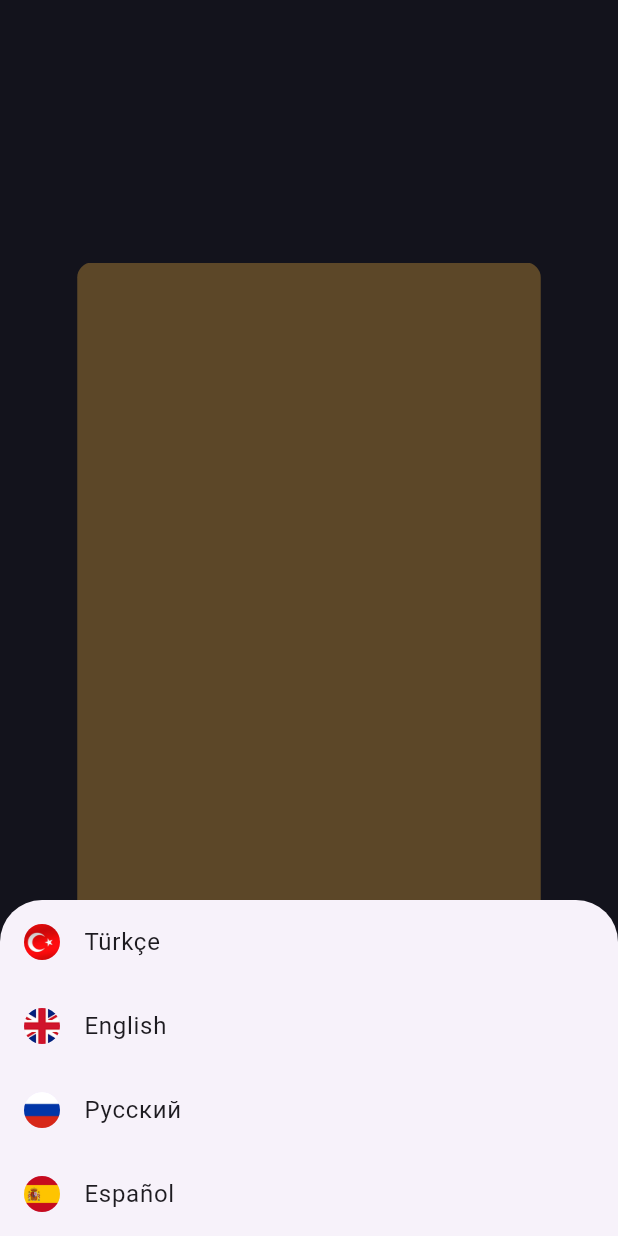
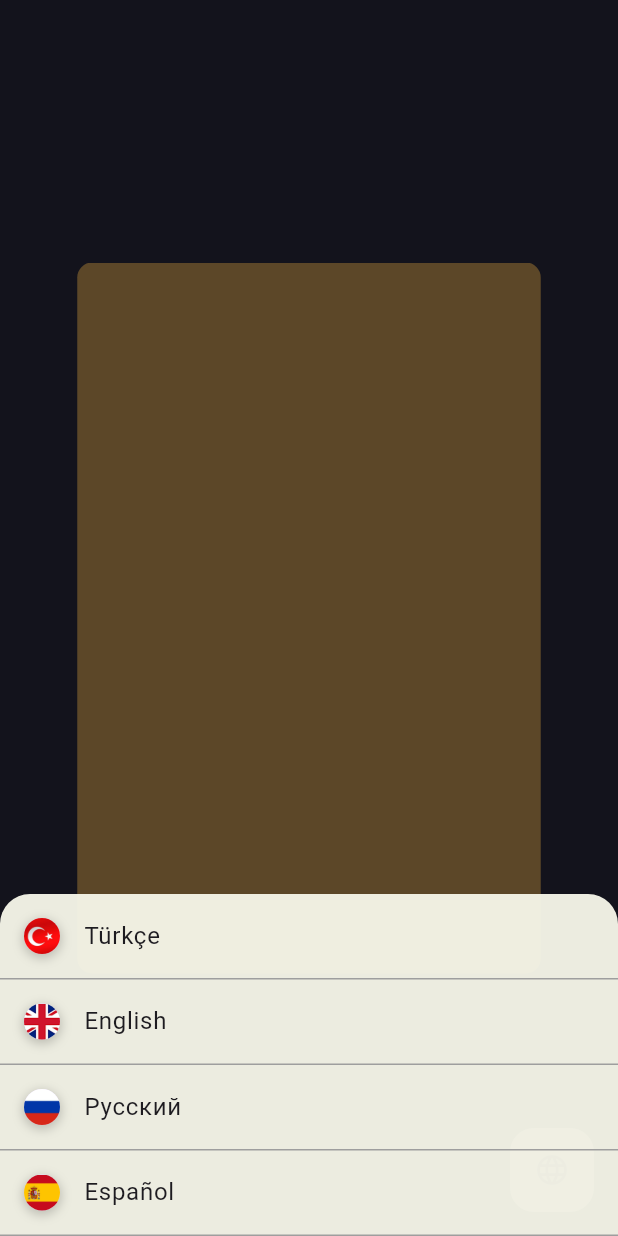
Before and after one commit to mustafa-alperen-yilmaz/appCard, a Flutter app: the HomePage screen opened directly, after a tap on the "language" icon, on a phone screen of 412 x 824 dp. Run offline on Flutter 3.47's test engine with Material 3 defaults, Android fonts, the phone set to English and light mode, and no system bars; our stand-ins replace carousel_slider.

Commit message:
new language list

```diff
--- a/lib/main.dart
+++ b/lib/main.dart
@@ -72,15 +72,42 @@ void _flip() async {
   void _showLanguageMenu() {
     showModalBottomSheet(
       context: context,
+      backgroundColor: Colors.transparent,
       builder: (BuildContext context) {
         return Container(
+          decoration: BoxDecoration(
+          color: const Color.fromARGB(245, 245, 245, 1000), // Arka plan rengi
+          borderRadius: BorderRadius.only(
+            topLeft: Radius.circular(20.0), // Üst sol köşe yuvarlatma
+            topRight: Radius.circular(20.0), // Üst sağ köşe yuvarlatma
+          ),
+        ),
           child: Column(
             mainAxisSize: MainAxisSize.min,
             children: [
-              ListTile(
-                leading: CircleAvatar(
+            Container(
+              decoration: BoxDecoration(
+                border: Border(
+                  bottom: BorderSide(color: Colors.grey, width: 1.0),
+                ),
+              ),
+              child: ListTile(
+                leading: Container(
+                  decoration: BoxDecoration(
+                    shape: BoxShape.circle,
+                    boxShadow: [
+                      BoxShadow(
+                        color: Colors.black.withOpacity(0.2), // Gölge rengi
+                        spreadRadius: 1,
+                        blurRadius: 5,
+                        offset: Offset(0, 2), // Gölgenin yerleşimi
+                      ),
+                    ],
+                  ),
+                  child: CircleAvatar(
                     backgroundImage: AssetImage('assets/flags/turkey.jpg'),
                     radius: 12, // Yarıçapı 12 olarak ayarla
+                  ),
                 ),
                 title: Text('Türkçe'),
                 onTap: () {
@@ -88,10 +115,30 @@ void _flip() async {
                   Navigator.pop(context);
                 },
               ),
-              ListTile(
-                leading: CircleAvatar(
+            ),
+            Container(
+              decoration: BoxDecoration(
+                border: Border(
+                  bottom: BorderSide(color: Colors.grey, width: 1.0),
+                ),
+              ),
+              child: ListTile(
+                leading: Container(
+                  decoration: BoxDecoration(
+                    shape: BoxShape.circle,
+                    boxShadow: [
+                      BoxShadow(
+                        color: Colors.black.withOpacity(0.2), // Gölge rengi
+                        spreadRadius: 1,
+                        blurRadius: 5,
+                        offset: Offset(0, 2), // Gölgenin yerleşimi
+                      ),
+                    ],
+                  ),
+                  child: CircleAvatar(
                     backgroundImage: AssetImage('assets/flags/england.jpg'),
                     radius: 12, // Yarıçapı 12 olarak ayarla
+                  ),
                 ),
                 title: Text('English'),
                 onTap: () {
@@ -99,10 +146,30 @@ void _flip() async {
                   Navigator.pop(context);
                 },
               ),
-              ListTile(
-                leading: CircleAvatar(
+            ),
+            Container(
+              decoration: BoxDecoration(
+                border: Border(
+                  bottom: BorderSide(color: Colors.grey, width: 1.0),
+                ),
+              ),
+              child: ListTile(
+                leading: Container(
+                  decoration: BoxDecoration(
+                    shape: BoxShape.circle,
+                    boxShadow: [
+                      BoxShadow(
+                        color: Colors.black.withOpacity(0.2), // Gölge rengi
+                        spreadRadius: 1,
+                        blurRadius: 5,
+                        offset: Offset(0, 2), // Gölgenin yerleşimi
+                      ),
+                    ],
+                  ),
+                  child: CircleAvatar(
                     backgroundImage: AssetImage('assets/flags/russian.jpg'),
                     radius: 12, // Yarıçapı 12 olarak ayarla
+                  ),
                 ),
                 title: Text('Русский'),
                 onTap: () {
@@ -110,10 +177,30 @@ void _flip() async {
                   Navigator.pop(context);
                 },
               ),
-              ListTile(
-                leading: CircleAvatar(
+            ),
+            Container(
+              decoration: BoxDecoration(
+                border: Border(
+                  bottom: BorderSide(color: Colors.grey, width: 1.0),
+                ),
+              ),
+              child: ListTile(
+                leading: Container(
+                  decoration: BoxDecoration(
+                    shape: BoxShape.circle,
+                    boxShadow: [
+                      BoxShadow(
+                        color: Colors.black.withOpacity(0.2), // Gölge rengi
+                        spreadRadius: 1,
+                        blurRadius: 5,
+                        offset: Offset(0, 2), // Gölgenin yerleşimi
+                      ),
+                    ],
+                  ),
+                  child: CircleAvatar(
                     backgroundImage: AssetImage('assets/flags/espanol.jpg'),
                     radius: 12, // Yarıçapı 12 olarak ayarla
+                  ),
                 ),
                 title: Text('Español'),
                 onTap: () {
@@ -121,10 +208,16 @@ void _flip() async {
                   Navigator.pop(context);
                 },
               ),
+            ),
           ],
           ),
         );
       },
+      shape: RoundedRectangleBorder(
+      borderRadius: BorderRadius.vertical(
+        top: Radius.circular(20.0), // Üst kısmı yuvarlat
+      ),
+    ),
     );
   }
 
```
Lines whose indentation alone changed are shown as unchanged.
